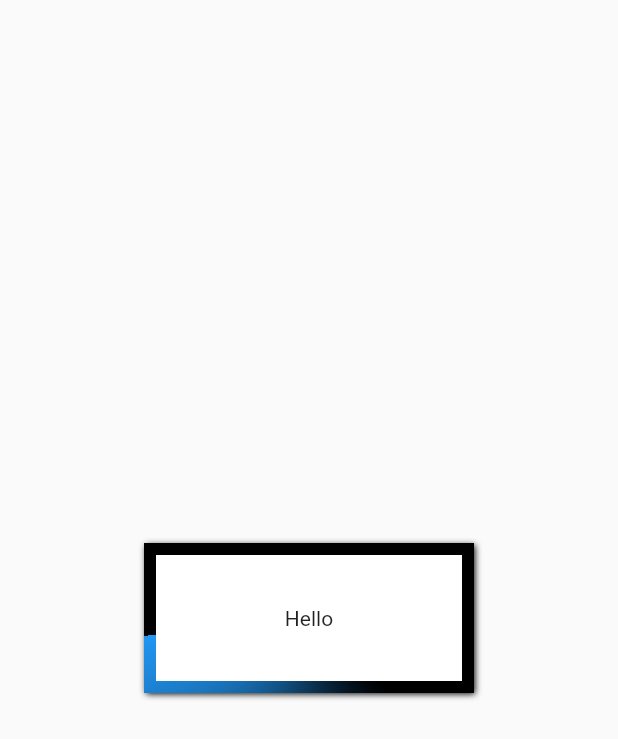
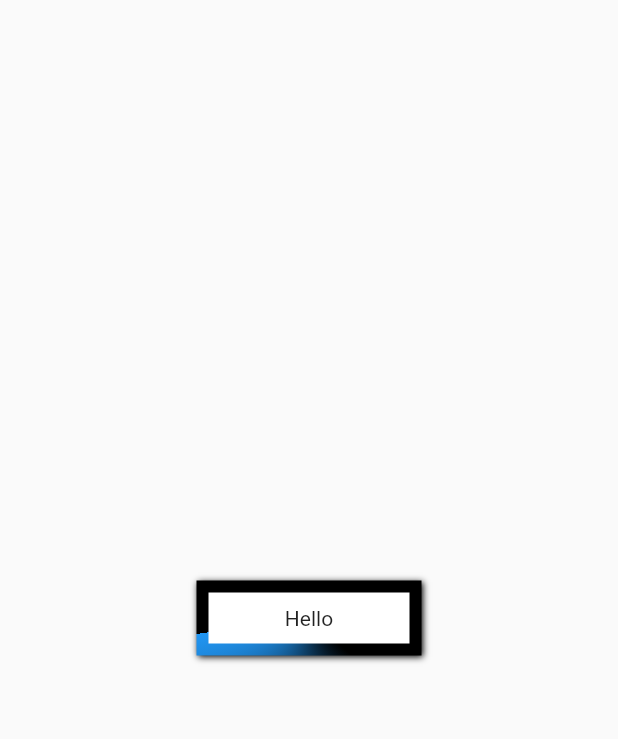
Before and after one commit to md-weber/animation_tutorials, a Flutter app: the screen it shows after launch, on a phone screen of 412 x 824 dp. Shown: the top 739 px of the screen. Run offline on Flutter 3.47's test engine with Material 2 defaults, Android fonts, the light colour scheme and no system bars.

Commit message:
1. Animation with a border gradient

```diff
--- a/lib/border-animation-round.dart
+++ b/lib/border-animation-round.dart
@@ -15,18 +15,17 @@ class _BorderAnimationRoundState extends State<BorderAnimationRound>
   void initState() {
     super.initState();
     _controller =
-        AnimationController(vsync: this, duration: const Duration(seconds: 30));
-    _controller.forward();
-    _controller.addStatusListener((status) {
-      print(status);
-
-      if (status == AnimationStatus.completed) {
-        _controller.forward();
-      }
-    });
-    _controller.addListener(() {
-      setState(() {});
-    });
+        AnimationController(vsync: this, duration: const Duration(seconds: 1));
+    _controller
+      ..forward()
+      ..addStatusListener((status) {
+        if (status == AnimationStatus.completed) {
+          _controller.forward(from: 0);
+        }
+      })
+      ..addListener(() {
+        setState(() {});
+      });
   }
 
   @override
@@ -40,17 +39,20 @@ class _BorderAnimationRoundState extends State<BorderAnimationRound>
     return Scaffold(
       body: Center(
         child: Container(
-            width: 220,
-            height: 100,
+            width: 150,
+            height: 50,
             decoration: BoxDecoration(
               boxShadow: const [
                 BoxShadow(
-                    offset: Offset(1, 1), blurRadius: 3, color: Colors.black)
+                  offset: Offset(1, 1),
+                  blurRadius: 3,
+                  color: Colors.black,
+                )
               ],
               gradient: SweepGradient(
                 startAngle: 4,
                 colors: const [Colors.black, Colors.blue],
-                transform: GradientRotation(_controller.value * 60),
+                transform: GradientRotation(_controller.value * 6),
               ),
             ),
             child: Padding(
@@ -58,7 +60,6 @@ class _BorderAnimationRoundState extends State<BorderAnimationRound>
               child: Container(
                 decoration: const BoxDecoration(
                   color: Colors.white,
-
                 ),
                 alignment: Alignment.center,
                 child: const Text("Hello"),
```
Also changed, not shown: lib/main.dart (+0 -9 lines).
